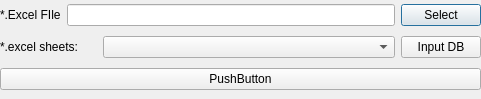
Before: the Qt Designer form mthx/DatabaseUtil/ui/DLG_ExcelToDB.ui in couragesuper/couragesuper-ds, drawn with Qt 5.
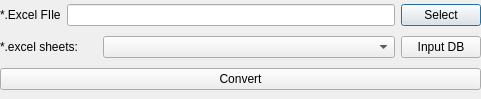
After: the same form once the commit is applied.

Patch:
```diff
--- a/mthx/DatabaseUtil/ui/DLG_ExcelToDB.ui
+++ b/mthx/DatabaseUtil/ui/DLG_ExcelToDB.ui
@@ -68,7 +68,7 @@
     <item>
      <widget class="QPushButton" name="pushButton">
       <property name="text">
-       <string>PushButton</string>
+       <string>Convert</string>
       </property>
      </widget>
     </item>
```
Left out of the diff: 2 changed lines with no effect on the pictures.
